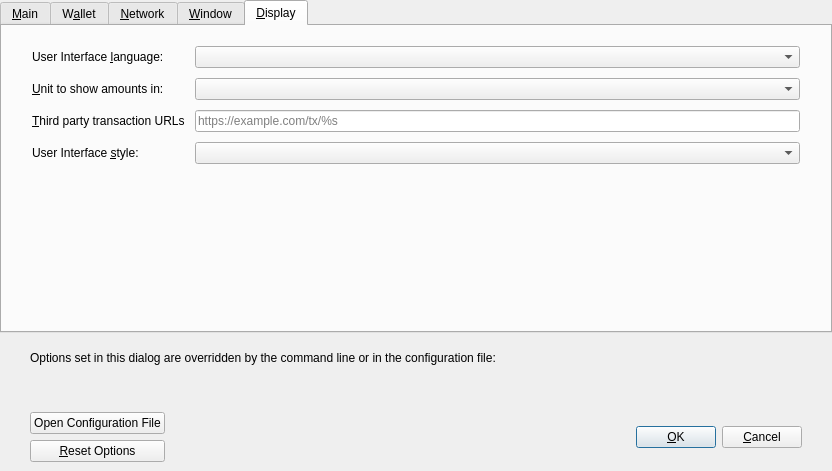
Above: src/qt/forms/optionsdialog.ui from Runebase/runebase before the change. Below: the same form after it.
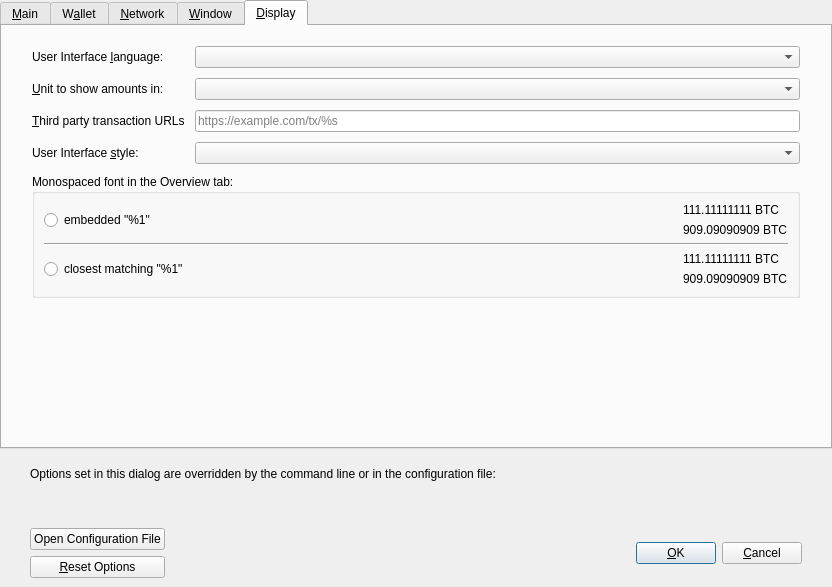
That is the form after the change. The open tabs and pages were chosen to show the change. Custom widgets are drawn as their Qt base class.

Patch:
```diff
--- a/src/qt/forms/optionsdialog.ui
+++ b/src/qt/forms/optionsdialog.ui
@@ -7,7 +7,7 @@
     <x>0</x>
     <y>0</y>
     <width>832</width>
-    <height>471</height>
+    <height>587</height>
    </rect>
   </property>
   <property name="windowTitle">
@@ -876,6 +876,106 @@
          </item>
         </layout>
        </item>
+       <item>
+        <widget class="QGroupBox" name="font_groupBox">
+         <property name="title">
+          <string>Monospaced font in the Overview tab:</string>
+         </property>
+         <layout class="QVBoxLayout" name="font_verticalLayout">
+          <item>
+           <layout class="QHBoxLayout" name="embeddedFont_horizontalLayout">
+            <item>
+             <widget class="QRadioButton" name="embeddedFont_radioButton">
+              <property name="text">
+               <string>embedded &quot;%1&quot;</string>
+              </property>
+             </widget>
+            </item>
+            <item>
+             <spacer name="embeddedFont_horizontalSpacer">
+              <property name="orientation">
+               <enum>Qt::Horizontal</enum>
+              </property>
+              <property name="sizeHint" stdset="0">
+               <size>
+                <width>40</width>
+                <height>20</height>
+               </size>
+              </property>
+             </spacer>
+            </item>
+            <item>
+             <layout class="QVBoxLayout" name="embeddedFont_verticalLayout">
+              <item>
+               <widget class="QLabel" name="embeddedFont_label_1">
+                <property name="text">
+                 <string notr="true">111.11111111 BTC</string>
+                </property>
+               </widget>
+              </item>
+              <item>
+               <widget class="QLabel" name="embeddedFont_label_9">
+                <property name="text">
+                 <string notr="true">909.09090909 BTC</string>
+                </property>
+               </widget>
+              </item>
+             </layout>
+            </item>
+           </layout>
+          </item>
+          <item>
+           <widget class="Line" name="font_line">
+            <property name="orientation">
+             <enum>Qt::Horizontal</enum>
+            </property>
+           </widget>
+          </item>
+          <item>
+           <layout class="QHBoxLayout" name="systemFont_horizontalLayout">
+            <item>
+             <widget class="QRadioButton" name="systemFont_radioButton">
+              <property name="text">
+               <string>closest matching &quot;%1&quot;</string>
+              </property>
+             </widget>
+            </item>
+            <item>
+             <spacer name="systemFont_horizontalSpacer">
+              <property name="orientation">
+               <enum>Qt::Horizontal</enum>
+              </property>
+              <property name="sizeHint" stdset="0">
+               <size>
+                <width>40</width>
+                <height>20</height>
+               </size>
+              </property>
+             </spacer>
+            </item>
+            <item>
+             <layout class="QVBoxLayout" name="systemFont_verticalLayout">
+              <item>
+               <widget class="QLabel" name="systemFont_label_1">
+                <property name="text">
+                 <string notr="true">111.11111111 BTC</string>
+                </property>
+               </widget>
+              </item>
+              <item>
+               <widget class="QLabel" name="systemFont_label_9">
+                <property name="text">
+                 <string notr="true">909.09090909 BTC</string>
+                </property>
+               </widget>
+              </item>
+             </layout>
+            </item>
+           </layout>
+          </item>
+         </layout>
+        </widget>
+       </item>
        <item>
         <spacer name="verticalSpacer_Display">
          <property name="orientation">
```
Left out of the diff: 304 changed lines with no effect on the pictures.
